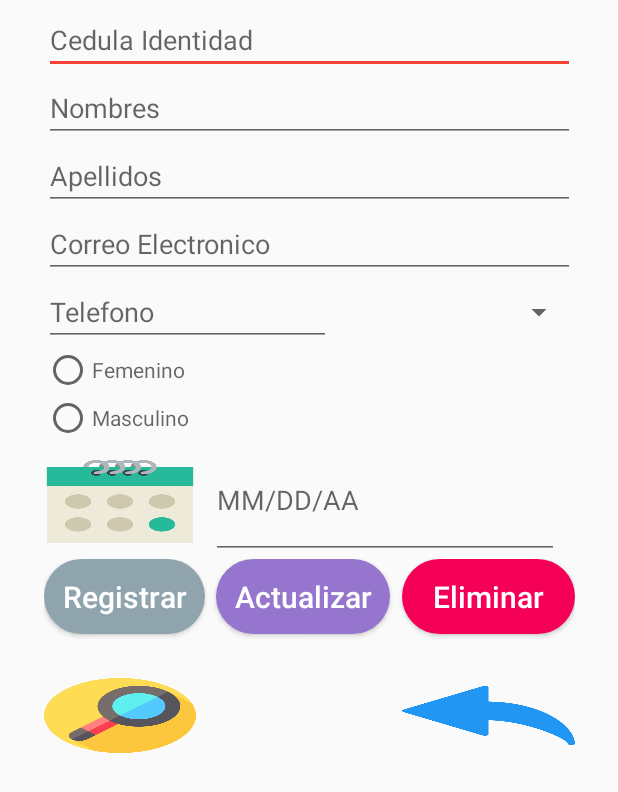
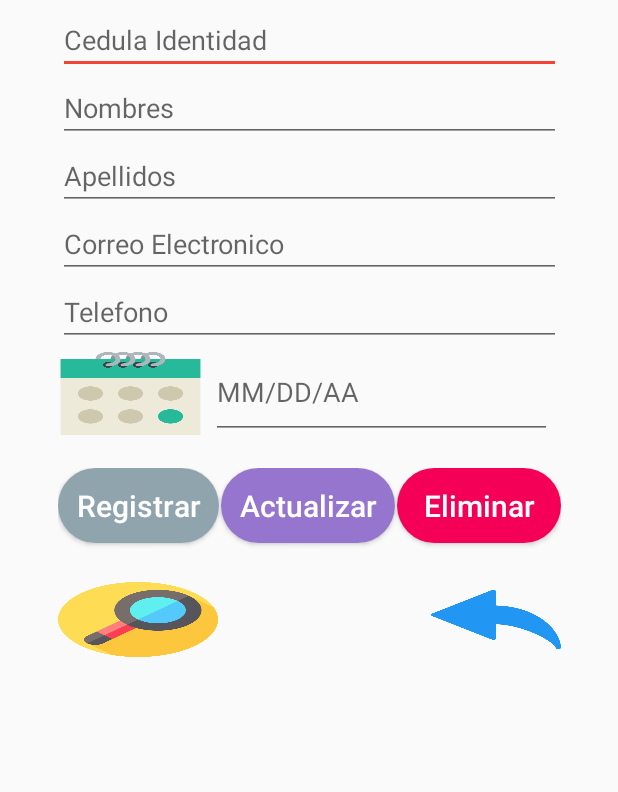
Before and after one commit to Admin123-M/Electiva_IV, an Android app: the layout activity_formulario.xml on its own in the app's theme, with its tools: preview values and no code run, on a phone screen of 412 x 824 dp. Shown: the top 792 px of the screen. Run offline under Robolectric (Android 15) with nearby library versions, the phone set to English and light mode, and no system bars.

Commit message:
commit
03/10/2020 I

```diff
--- a/formularioLogin/app/src/main/java/com/example/formulariologin1/AdminSQLI.java
+++ b/formularioLogin/app/src/main/java/com/example/formulariologin1/AdminSQLI.java
@@ -14,7 +14,7 @@ public class AdminSQLI extends SQLiteOpenHelper {
     @Override
     public void onCreate(SQLiteDatabase BaseDeDatos) {
 
-        BaseDeDatos.execSQL("create table formularios(cedula1 int primary key,nombre1 text, apellido1 text, correo1 text, clave1 text, telefono1 text, batallon1 text,fecha1 text, sexo1 booleano)");
+        BaseDeDatos.execSQL("create table formularios(cedula1 int primary key,nombre1 text, apellido1 text, correo1 text, clave1 text, telefono1 text, fecha1 text)");
 
 
 
--- a/formularioLogin/app/src/main/java/com/example/formulariologin1/MainActivity.java
+++ b/formularioLogin/app/src/main/java/com/example/formulariologin1/MainActivity.java
@@ -25,6 +25,7 @@ public class MainActivity extends AppCompatActivity {
     @Override
     protected void onCreate(Bundle savedInstanceState) {
         super.onCreate(savedInstanceState);
+
         setContentView(R.layout.activity_main);
         getSupportActionBar().setDisplayShowHomeEnabled(true);
         getSupportActionBar().setIcon(R.mipmap.ic_launcher);
--- a/formularioLogin/app/src/main/res/layout/activity_formulario.xml
+++ b/formularioLogin/app/src/main/res/layout/activity_formulario.xml
@@ -2,14 +2,16 @@
 <androidx.constraintlayout.widget.ConstraintLayout xmlns:android="http://schemas.android.com/apk/res/android"
     xmlns:app="http://schemas.android.com/apk/res-auto"
     xmlns:tools="http://schemas.android.com/tools"
+
     android:layout_width="match_parent"
     android:layout_height="match_parent"
-    android:screenOrientation="portrait"
+
     tools:context="com.example.formulariologin1.formulario">
 
     <LinearLayout
-        android:layout_width="354dp"
-        android:layout_height="594dp"
+
+        android:layout_width="335dp"
+        android:layout_height="545dp"
         android:layout_marginTop="4dp"
         android:orientation="vertical"
         android:screenOrientation="portrait"
@@ -17,11 +19,13 @@
         app:layout_constraintStart_toStartOf="parent"
         app:layout_constraintTop_toTopOf="parent">
 
+
+
             <LinearLayout
                 android:id="@+id/linearLayout3"
                 android:layout_width="match_parent"
                 android:layout_height="wrap_content"
-            android:orientation="vertical">
+                android:screenOrientation="portrait">
 
                 <EditText
                     android:id="@+id/txtCedula"
@@ -29,7 +33,8 @@
                     android:layout_height="wrap_content"
                     android:ems="10"
                     android:hint="@string/cedula"
-                android:inputType="number" />
+                    android:inputType="number"
+                    android:screenOrientation="portrait" />
 
             </LinearLayout>
 
@@ -39,7 +44,8 @@
                 android:layout_height="wrap_content"
                 android:ems="10"
                 android:hint="@string/nombre"
-            android:inputType="textPersonName" />
+                android:inputType="textPersonName"
+                android:screenOrientation="portrait" />
 
             <EditText
                 android:id="@+id/txtApellido"
@@ -47,7 +53,8 @@
                 android:layout_height="wrap_content"
                 android:ems="10"
                 android:hint="@string/apellido"
-            android:inputType="textPersonName" />
+                android:inputType="textPersonName"
+                android:screenOrientation="portrait" />
 
             <EditText
                 android:id="@+id/txtCorreo"
@@ -60,22 +67,18 @@
             <LinearLayout
                 android:layout_width="match_parent"
                 android:layout_height="wrap_content"
-            android:orientation="horizontal">
+                android:orientation="horizontal"
+                android:screenOrientation="portrait">
 
                 <EditText
                     android:id="@+id/txtTelefono"
                     android:layout_width="294dp"
-                android:layout_height="wrap_content"
+                    android:layout_height="match_parent"
                     android:layout_weight="1"
                     android:ems="10"
                     android:hint="@string/telefono"
                     android:inputType="number" />
 
-            <Spinner
-                android:id="@+id/spinner"
-                android:layout_width="266dp"
-                android:layout_height="match_parent"
-                android:layout_weight="1" />
             </LinearLayout>
 
             <LinearLayout
@@ -87,18 +90,6 @@
                     android:id="@+id/radioG"
                     android:layout_width="match_parent"
                     android:layout_height="match_parent">
-
-                <RadioButton
-                    android:id="@+id/radioButton1"
-                    android:layout_width="match_parent"
-                    android:layout_height="wrap_content"
-                    android:hint="@string/femenino" />
-
-                <RadioButton
-                    android:id="@+id/radioButton2"
-                    android:layout_width="match_parent"
-                    android:layout_height="wrap_content"
-                    android:hint="@string/masculino" />
 
                     <LinearLayout
                         android:layout_width="match_parent"
@@ -117,18 +108,21 @@
                 <LinearLayout
                     android:layout_width="match_parent"
                     android:layout_height="match_parent"
-                android:orientation="horizontal" />
+                    android:orientation="horizontal"
+                    android:screenOrientation="portrait" />
             </LinearLayout>
 
             <LinearLayout
                 android:layout_width="match_parent"
                 android:layout_height="wrap_content"
-            android:orientation="horizontal">
+                android:orientation="horizontal"
+                android:screenOrientation="portrait">
 
                 <LinearLayout
                     android:layout_width="match_parent"
-                android:layout_height="78dp"
-                android:orientation="horizontal">
+                    android:layout_height="match_parent"
+                    android:orientation="horizontal"
+                    android:screenOrientation="portrait">
 
                     <Button
                         android:id="@+id/btnCa"
@@ -146,7 +140,7 @@
                     <EditText
                         android:id="@+id/txtCa"
                         android:layout_width="222dp"
-                    android:layout_height="match_parent"
+                        android:layout_height="62dp"
                         android:layout_weight="1"
                         android:ems="10"
                         android:hint="@string/calendario"
@@ -159,10 +153,15 @@
                 </LinearLayout>
             </LinearLayout>
 
+        <Space
+            android:layout_width="match_parent"
+            android:layout_height="19dp" />
+
         <LinearLayout
                 android:layout_width="match_parent"
-            android:layout_height="79dp"
-            android:orientation="horizontal">
+                android:layout_height="60dp"
+                android:orientation="horizontal"
+                android:screenOrientation="portrait">
 
                 <Button
                     android:id="@+id/btnR"
@@ -209,9 +208,13 @@
                     android:textSize="20sp" />
             </LinearLayout>
 
+        <Space
+            android:layout_width="match_parent"
+            android:layout_height="16dp" />
+
         <LinearLayout
             android:layout_width="match_parent"
-            android:layout_height="55dp"
+            android:layout_height="61dp"
             android:orientation="horizontal">
 
             <Button
@@ -232,7 +235,7 @@
 
             <Button
                 android:id="@+id/btnRe"
-                android:layout_width="51dp"
+                android:layout_width="18dp"
                 android:layout_height="50dp"
                 android:layout_weight="1"
                 android:background="@mipmap/regresar"
@@ -244,14 +247,8 @@
 
         </LinearLayout>
 
-        <Space
-            android:layout_width="match_parent"
-            android:layout_height="24dp" />
 
-        <LinearLayout
-            android:layout_width="match_parent"
-            android:layout_height="match_parent"
-            android:orientation="horizontal"/>
+
 
     </LinearLayout>
 
```
Also changed, not shown: formularioLogin/app/src/main/java/com/example/formulariologin1/formulario.java (+30 -56 lines), formularioLogin/app/src/main/res/drawable/ic_baseline_announcement_24.xml (added, +10 -0 lines), formularioLogin/app/src/main/res/mipmap-hdpi/fondomm.jpg (added). Lines whose indentation alone changed are shown as unchanged.
